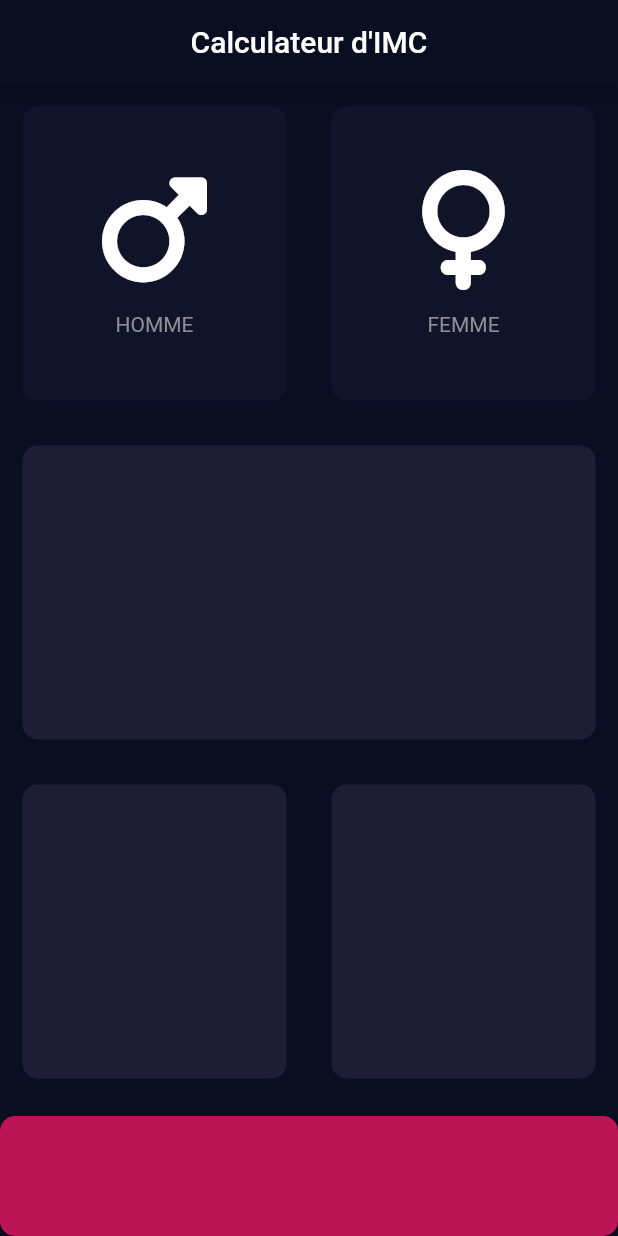
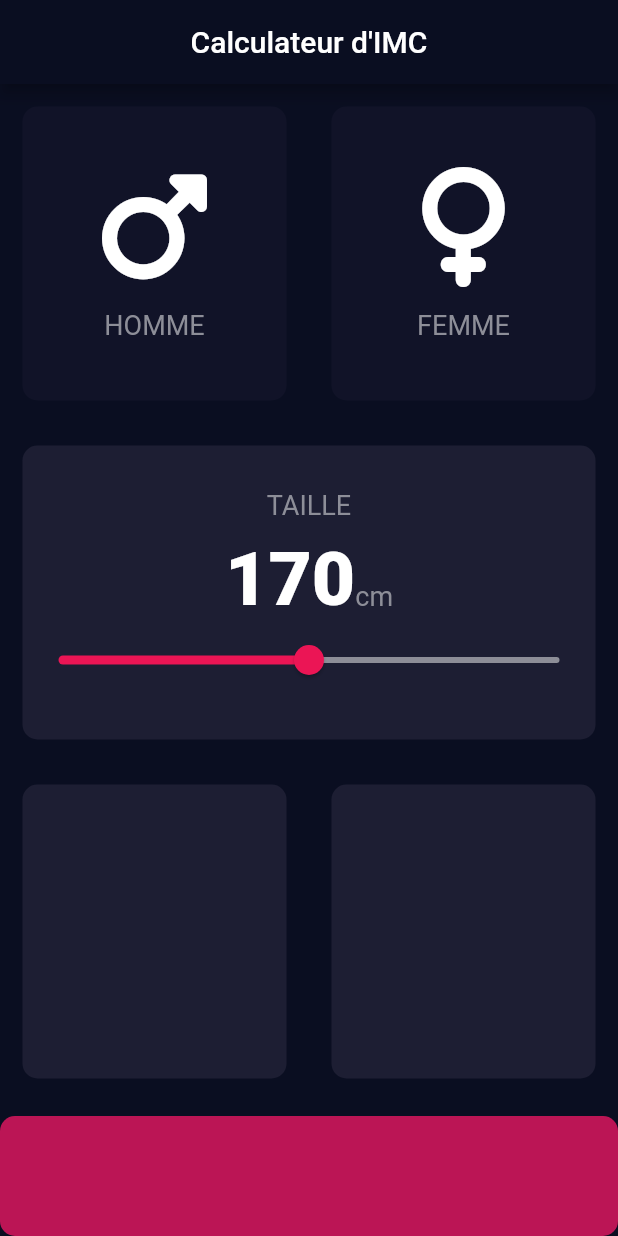
Before and after one commit to Vehqa/IMC-Calculateur, a Flutter app: the screen it shows after launch, on a phone screen of 412 x 824 dp. Run offline on Flutter 3.47's test engine with Material 2 defaults, Android fonts, the phone set to English and light mode, and no system bars; our stand-ins replace font_awesome_flutter.

Commit message:
Height slider?

```diff
--- /dev/null
+++ b/lib/constants.dart
@@ -0,0 +1,15 @@
+import 'package:flutter/material.dart';
+
+const activeCardColour = Color(0xFF1D1E33);
+const inactiveCardColour = Color(0xFF111328);
+const bottomContainerColour = Color(0xFFBB1555);
+
+const labelTextStyle = TextStyle(
+  fontSize: 18.0,
+  color: Color(0xFF8D8E98),
+);
+
+const numberTextStyle = TextStyle(
+  fontSize: 50.0,
+  fontWeight: FontWeight.w900,
+);
--- a/lib/icon_content.dart
+++ b/lib/icon_content.dart
@@ -1,4 +1,5 @@
 import 'package:flutter/material.dart';
+import 'package:imc_app/constants.dart';
 
 class ReusableGender extends StatelessWidget {
   ReusableGender({required this.genderIcon, required this.genderName});
@@ -18,12 +19,7 @@ class ReusableGender extends StatelessWidget {
         SizedBox(
           height: 15.0,
         ),
-        Text(
-          genderName,
-          style: TextStyle(
-            color: Color(0xFF8D8E98),
-          ),
-        )
+        Text(genderName, style: labelTextStyle),
       ],
     );
   }
--- a/lib/input_page.dart
+++ b/lib/input_page.dart
@@ -3,10 +3,7 @@ import 'package:flutter/services.dart';
 import 'package:font_awesome_flutter/font_awesome_flutter.dart';
 import 'icon_content.dart';
 import 'reusable_card.dart';
-
-const activeCardColour = Color(0xFF1D1E33);
-const inactiveCardColour = Color(0xFF111328);
-const bottomContainerColour = Color(0xFFBB1555);
+import 'constants.dart';
 
 enum GenderType { male, female }
 
@@ -18,6 +15,7 @@ class InputPage extends StatefulWidget {
 class _InputPageState extends State<InputPage> {
   bool isMaleCardActive = false;
   bool isFemaleCardActive = false;
+  int height = 170;
 
   void updateColor(GenderType gender) {
     setState(() {
@@ -39,6 +37,7 @@ class _InputPageState extends State<InputPage> {
           title: Center(child: Text('Calculateur d\'IMC')),
         ),
         body: Column(
+          crossAxisAlignment: CrossAxisAlignment.stretch,
           children: [
             Expanded(
               child: Row(
@@ -79,7 +78,48 @@ class _InputPageState extends State<InputPage> {
               ),
             ),
             Expanded(
-              child: ReusableCard(colour: activeCardColour),
+              child: ReusableCard(
+                colour: activeCardColour,
+                cardChild: Column(
+                  mainAxisAlignment: MainAxisAlignment.center,
+                  children: [
+                    Text(
+                      'TAILLE',
+                      style: labelTextStyle,
+                    ),
+                    SizedBox(
+                      height: 10.0,
+                    ),
+                    Row(
+                      mainAxisAlignment: MainAxisAlignment.center,
+                      crossAxisAlignment: CrossAxisAlignment.baseline,
+                      textBaseline: TextBaseline.alphabetic,
+                      children: [
+                        Text(
+                          height.toString(),
+                          style: numberTextStyle,
+                        ),
+                        Text(
+                          'cm',
+                          style: labelTextStyle,
+                        )
+                      ],
+                    ),
+                    Slider(
+                      value: height.toDouble(),
+                      min: 120,
+                      max: 220,
+                      inactiveColor: Color(0xFF8D8E98),
+                      activeColor: Color(0xFFEB1555),
+                      onChanged: (double newValue) {
+                        setState(() {
+                          height = newValue.round();
+                        });
+                      },
+                    ),
+                  ],
+                ),
+              ),
             ),
             Expanded(
               child: Row(
```
